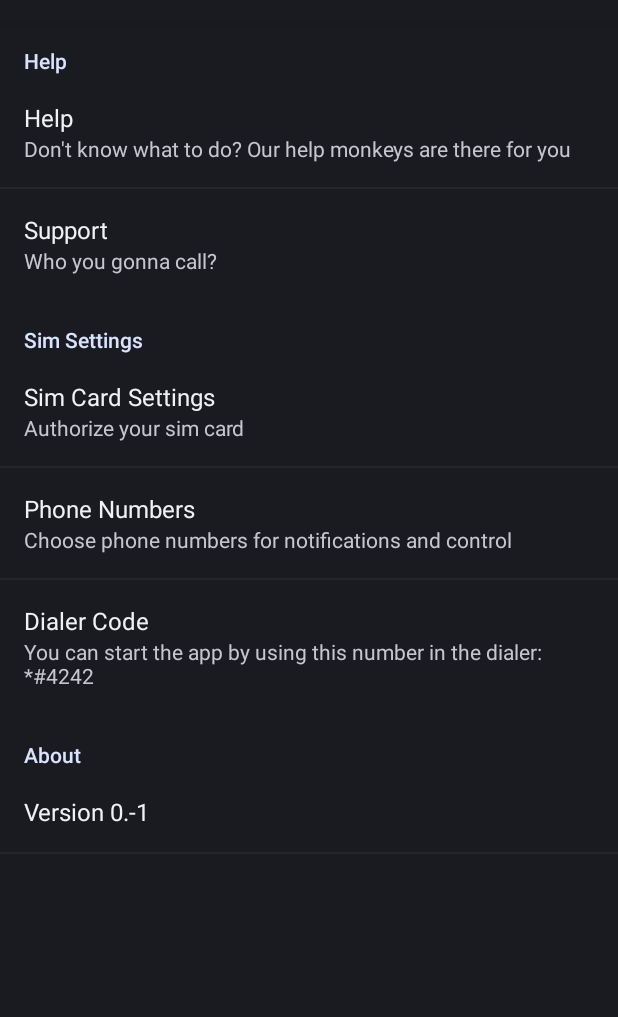
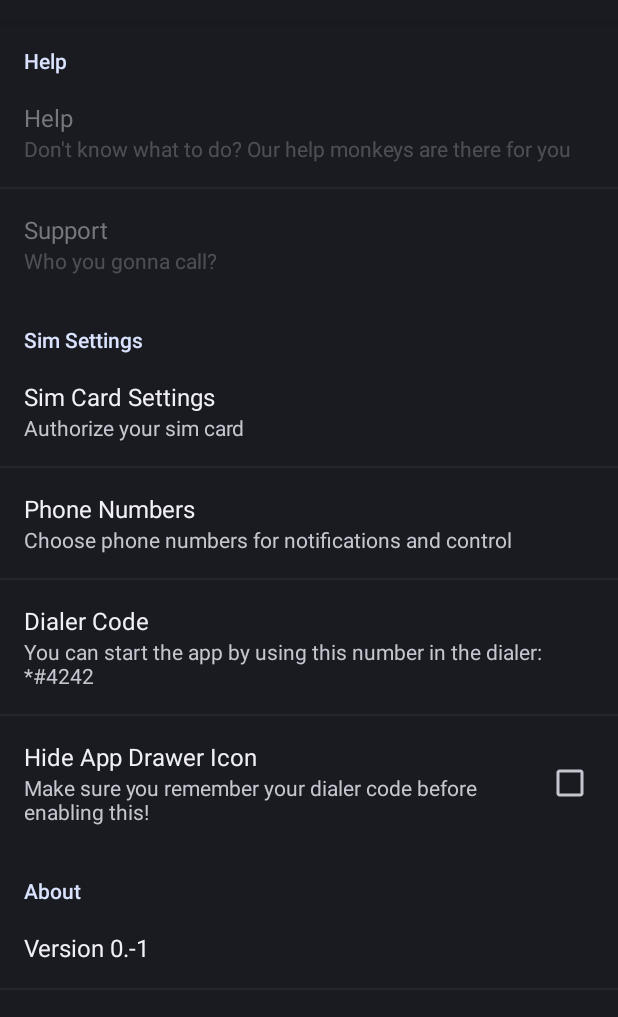
Before and after one commit to CaffeinatedCoders/3-headed-monkey-android, an Android app: the fragment PrefsFragment shown on its own in the app's theme, on a phone screen of 412 x 824 dp, the part 62-1079 px from its top. Run offline under Robolectric (Android 15) with nearby library versions, the phone set to English and light mode, and no system bars; libraries missing offline, so code that uses them is left out: com.googlecode.androidannotations; 1 statement that could not run was skipped.

Commit message:
Implemented 'Hide Launcher Icon' setting

```diff
--- a/three-headed-monkey/src/main/java/net/three_headed_monkey/ui/PrefsFragment.java
+++ b/three-headed-monkey/src/main/java/net/three_headed_monkey/ui/PrefsFragment.java
@@ -1,9 +1,13 @@
 package net.three_headed_monkey.ui;
 
+import android.content.ComponentName;
+import android.content.Context;
 import android.content.Intent;
 import android.content.SharedPreferences;
+import android.content.pm.PackageManager;
 import android.os.Build;
 import android.os.Bundle;
+import android.preference.CheckBoxPreference;
 import android.preference.EditTextPreference;
 import android.preference.Preference;
 import android.preference.PreferenceCategory;
@@ -29,16 +33,24 @@ public class PrefsFragment extends PreferenceFragment implements Preference.OnPr
     @App
     ThreeHeadedMonkeyApplication application;
 
+    Context context;
+
     @Override
     public void onCreate(Bundle savedInstanceState) {
         super.onCreate(savedInstanceState);
+        context = getActivity();
 
         // Load the preferences from an XML resource
         addPreferencesFromResource(R.xml.main_preferences);
 //        findPreference("pref_btn_sim_card_settings").setOnPreferenceClickListener(this);
 //        findPreference("pref_btn_phone_numbers_settings").setOnPreferenceClickListener(this);
         for(int x = 0; x < getPreferenceScreen().getPreferenceCount(); x++){
-            PreferenceCategory category = (PreferenceCategory) getPreferenceScreen().getPreference(x);
+            Preference preference = getPreferenceScreen().getPreference(x);
+            if(!(preference instanceof PreferenceCategory)){
+                preference.setOnPreferenceClickListener(this);
+                continue;
+            }
+            PreferenceCategory category = (PreferenceCategory) preference;
             for(int y = 0; y < category.getPreferenceCount(); y++){
                 Preference pref = category.getPreference(y);
                 pref.setOnPreferenceClickListener(this);
@@ -58,8 +70,21 @@ public class PrefsFragment extends PreferenceFragment implements Preference.OnPr
     }
 
     @Override
-    public void onSharedPreferenceChanged(SharedPreferences sharedPreferences, String s) {
-        updatePreferenceValues();
+    public void onSharedPreferenceChanged(SharedPreferences sharedPreferences, String key) {
+        if(key.equals("pref_bool_hide_launcher")){
+            onHideLauncherChanged();
+        } else {
+            updatePreferenceValues();
+        }
+    }
+
+    public void onHideLauncherChanged(){
+        boolean hide_launcher = getPreferenceManager().getDefaultSharedPreferences(context).getBoolean("pref_bool_hide_launcher", false);
+        PackageManager packageManager = application.getPackageManager();
+        String packageName = application.getPackageName();
+        ComponentName componentName = new ComponentName(packageName, LauncherActivity.class.getName());
+        int new_component_state = hide_launcher ? PackageManager.COMPONENT_ENABLED_STATE_DISABLED : PackageManager.COMPONENT_ENABLED_STATE_ENABLED;
+        packageManager.setComponentEnabledSetting(componentName, new_component_state, PackageManager.DONT_KILL_APP);
     }
 
     public void updatePreferenceValues(){
@@ -81,7 +106,6 @@ public class PrefsFragment extends PreferenceFragment implements Preference.OnPr
     @Override
     public boolean onPreferenceClick(Preference preference) {
         String key = preference.getKey();
-        Toast.makeText(getActivity(), key + " clicked!", Toast.LENGTH_SHORT).show();
 
         if(key == null)
             return false;
--- a/three-headed-monkey/src/main/res/values/strings.xml
+++ b/three-headed-monkey/src/main/res/values/strings.xml
@@ -17,4 +17,5 @@
     <string name="settings_preference_version_param">Version %1$s</string>
     <string name="settings_preference_dialer_number">Dialer Code</string>
     <string name="settings_preference_dialer_number_summery_param">You can start the app by using this number in the dialer:\n%1$s</string>
+    <string name="launcher_label">3 headed monkey</string>
 </resources>
--- a/three-headed-monkey/src/main/res/xml/main_preferences.xml
+++ b/three-headed-monkey/src/main/res/xml/main_preferences.xml
@@ -7,10 +7,12 @@
             android:title="@string/settings_category_title_help">
 
         <Preference android:title="Help"
-                    android:summary="Don't know what to do? Our help monkeys are there for you"/>
+                    android:summary="Don't know what to do? Our help monkeys are there for you"
+                    android:enabled="false"/>
 
         <Preference android:title="Support"
-                    android:summary="Who you gonna call?"/>
+                    android:summary="Who you gonna call?"
+                    android:enabled="false"/>
 
     </PreferenceCategory>
 
@@ -33,6 +35,11 @@
 
     </PreferenceCategory>
 
+    <CheckBoxPreference android:title="Hide App Drawer Icon"
+        android:key="pref_bool_hide_launcher"
+        android:summary="Make sure you remember your dialer code before enabling this!"
+        android:defaultValue="false" />
+
     <PreferenceCategory
         android:title="@string/settings_category_title_about">
 
```
Also changed, not shown: three-headed-monkey/src/main/AndroidManifest.xml (+7 -3 lines), three-headed-monkey/src/main/java/net/three_headed_monkey/ui/LauncherActivity.java (added, +15 -0 lines).
